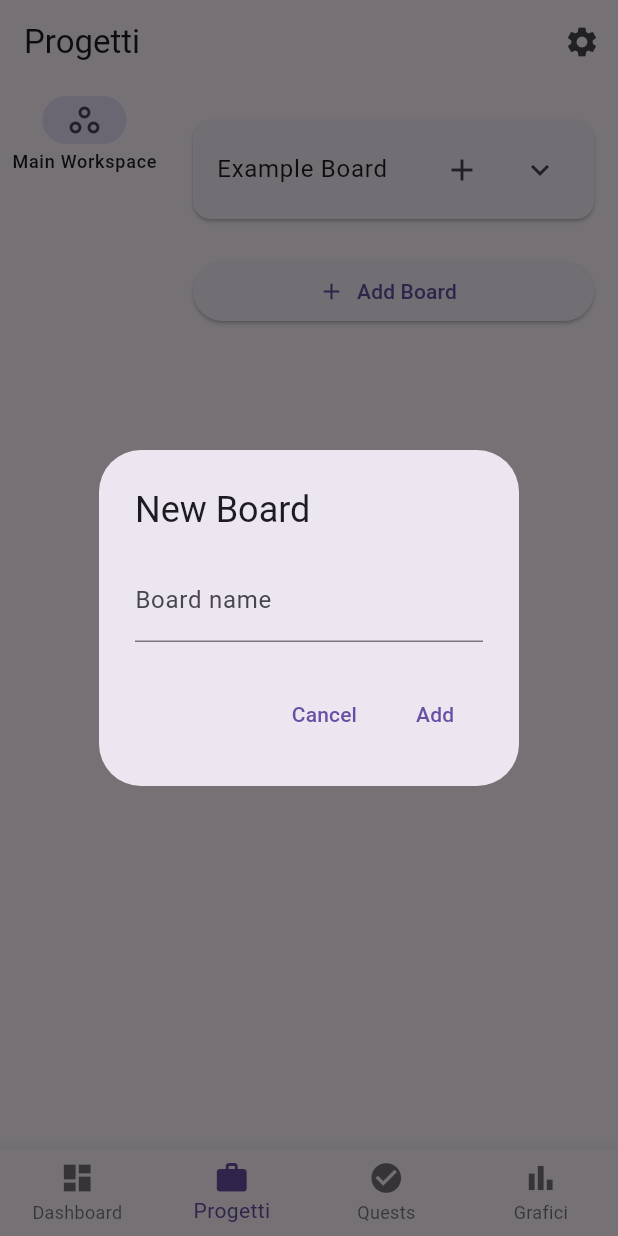
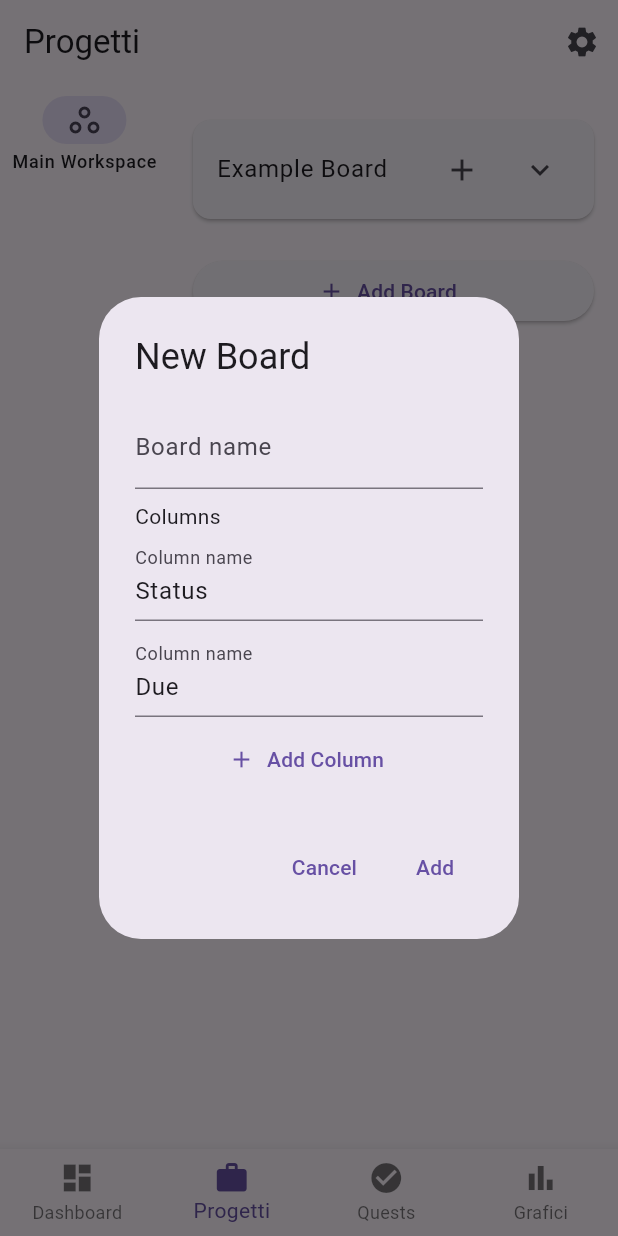
Before and after one commit to SoulArcher0507/Life-Leveling, a Flutter app: the screen it shows after launch, item 2 of the bottom bar chosen, after a tap on "Add Board", on a phone screen of 412 x 824 dp. Run offline on Flutter 3.47's test engine with Material 3 defaults, Android fonts, the light colour scheme and no system bars; our stand-ins replace shared_preferences.

Commit message:
Improve board dialogs with presets

```diff
--- a/lib/pages/progetti/progetti_page.dart
+++ b/lib/pages/progetti/progetti_page.dart
@@ -1,5 +1,11 @@
 import 'package:flutter/material.dart';
 import 'package:life_leveling/models/project_models.dart';
+
+const List<String> kTaskStatusOptions = [
+  'Done',
+  'Working on it',
+  'Stuck',
+];
 
 class ProgettiPage extends StatefulWidget {
   const ProgettiPage({Key? key}) : super(key: key);
@@ -152,14 +158,51 @@ class _ProgettiPageState extends State<ProgettiPage> {
   }
 
   Future<void> _showAddBoardDialog(Workspace workspace) async {
-    final controller = TextEditingController();
+    final nameController = TextEditingController();
+    final columnControllers = <TextEditingController>[
+      TextEditingController(text: 'Status'),
+      TextEditingController(text: 'Due'),
+    ];
     await showDialog(
       context: context,
-      builder: (_) => AlertDialog(
+      builder: (_) => StatefulBuilder(
+        builder: (context, setState) => AlertDialog(
           title: const Text('New Board'),
-        content: TextField(
+          content: SingleChildScrollView(
+            child: Column(
+              mainAxisSize: MainAxisSize.min,
+              children: [
+                TextField(
+                  controller: nameController,
+                  decoration: const InputDecoration(labelText: 'Board name'),
+                ),
+                const SizedBox(height: 8),
+                const Align(
+                  alignment: Alignment.centerLeft,
+                  child: Text('Columns'),
+                ),
+                ...[
+                  for (final controller in columnControllers)
+                    Padding(
+                      padding: const EdgeInsets.symmetric(vertical: 4),
+                      child: TextField(
                         controller: controller,
-          decoration: const InputDecoration(labelText: 'Board name'),
+                        decoration:
+                            const InputDecoration(labelText: 'Column name'),
+                      ),
+                    ),
+                ],
+                TextButton.icon(
+                  onPressed: () {
+                    setState(() {
+                      columnControllers.add(TextEditingController());
+                    });
+                  },
+                  icon: const Icon(Icons.add),
+                  label: const Text('Add Column'),
+                ),
+              ],
+            ),
           ),
           actions: [
             TextButton(
@@ -168,10 +211,14 @@ class _ProgettiPageState extends State<ProgettiPage> {
             ),
             TextButton(
               onPressed: () {
+                final columns = columnControllers
+                    .map((c) => c.text)
+                    .where((t) => t.trim().isNotEmpty)
+                    .toList();
                 setState(() {
                   workspace.boards.add(Board(
-                  name: controller.text,
-                  columns: ['Status', 'Due'],
+                    name: nameController.text,
+                    columns: columns.isEmpty ? ['Status', 'Due'] : columns,
                     groups: [],
                   ));
                 });
@@ -181,18 +228,56 @@ class _ProgettiPageState extends State<ProgettiPage> {
             ),
           ],
         ),
+      ),
     );
   }
 
   Future<void> _showAddGroupDialog(Board board) async {
-    final controller = TextEditingController();
+    final nameController = TextEditingController();
+    Color selectedColor = Colors.grey;
+    const colorOptions = {
+      'Grey': Colors.grey,
+      'Blue': Colors.blue,
+      'Green': Colors.green,
+      'Red': Colors.red,
+    };
     await showDialog(
       context: context,
-      builder: (_) => AlertDialog(
+      builder: (_) => StatefulBuilder(
+        builder: (context, setState) => AlertDialog(
           title: const Text('New Group'),
-        content: TextField(
-          controller: controller,
+          content: Column(
+            mainAxisSize: MainAxisSize.min,
+            children: [
+              TextField(
+                controller: nameController,
                 decoration: const InputDecoration(labelText: 'Group name'),
+              ),
+              const SizedBox(height: 8),
+              DropdownButton<Color>(
+                value: selectedColor,
+                onChanged: (color) {
+                  if (color != null) setState(() => selectedColor = color);
+                },
+                items: [
+                  for (final entry in colorOptions.entries)
+                    DropdownMenuItem(
+                      value: entry.value,
+                      child: Row(
+                        children: [
+                          Container(
+                            width: 12,
+                            height: 12,
+                            color: entry.value,
+                            margin: const EdgeInsets.only(right: 8),
+                          ),
+                          Text(entry.key),
+                        ],
+                      ),
+                    ),
+                ],
+              ),
+            ],
           ),
           actions: [
             TextButton(
@@ -203,8 +288,8 @@ class _ProgettiPageState extends State<ProgettiPage> {
               onPressed: () {
                 setState(() {
                   board.groups.add(BoardGroup(
-                  name: controller.text,
-                  color: Colors.grey,
+                    name: nameController.text,
+                    color: selectedColor,
                     items: [],
                   ));
                 });
@@ -214,16 +299,18 @@ class _ProgettiPageState extends State<ProgettiPage> {
             ),
           ],
         ),
+      ),
     );
   }
 
   Future<void> _showAddTaskDialog(Board board, BoardGroup group) async {
     final titleController = TextEditingController();
-    final statusController = TextEditingController();
+    String selectedStatus = kTaskStatusOptions.first;
     final dueController = TextEditingController();
     await showDialog(
       context: context,
-      builder: (_) => AlertDialog(
+      builder: (_) => StatefulBuilder(
+        builder: (context, setState) => AlertDialog(
           title: const Text('New Task'),
           content: Column(
             mainAxisSize: MainAxisSize.min,
@@ -232,8 +319,15 @@ class _ProgettiPageState extends State<ProgettiPage> {
                 controller: titleController,
                 decoration: const InputDecoration(labelText: 'Title'),
               ),
-            TextField(
-              controller: statusController,
+              DropdownButtonFormField<String>(
+                value: selectedStatus,
+                onChanged: (val) {
+                  if (val != null) setState(() => selectedStatus = val);
+                },
+                items: [
+                  for (final status in kTaskStatusOptions)
+                    DropdownMenuItem(value: status, child: Text(status)),
+                ],
                 decoration: const InputDecoration(labelText: 'Status'),
               ),
               TextField(
@@ -252,7 +346,7 @@ class _ProgettiPageState extends State<ProgettiPage> {
                 setState(() {
                   group.items.add(BoardItem(
                     title: titleController.text,
-                  values: [statusController.text, dueController.text],
+                    values: [selectedStatus, dueController.text],
                   ));
                 });
                 Navigator.pop(context);
@@ -260,6 +354,7 @@ class _ProgettiPageState extends State<ProgettiPage> {
               child: const Text('Add'),
             ),
           ],
+        ),
       ),
     );
   }
```
Lines whose indentation alone changed are shown as unchanged.
